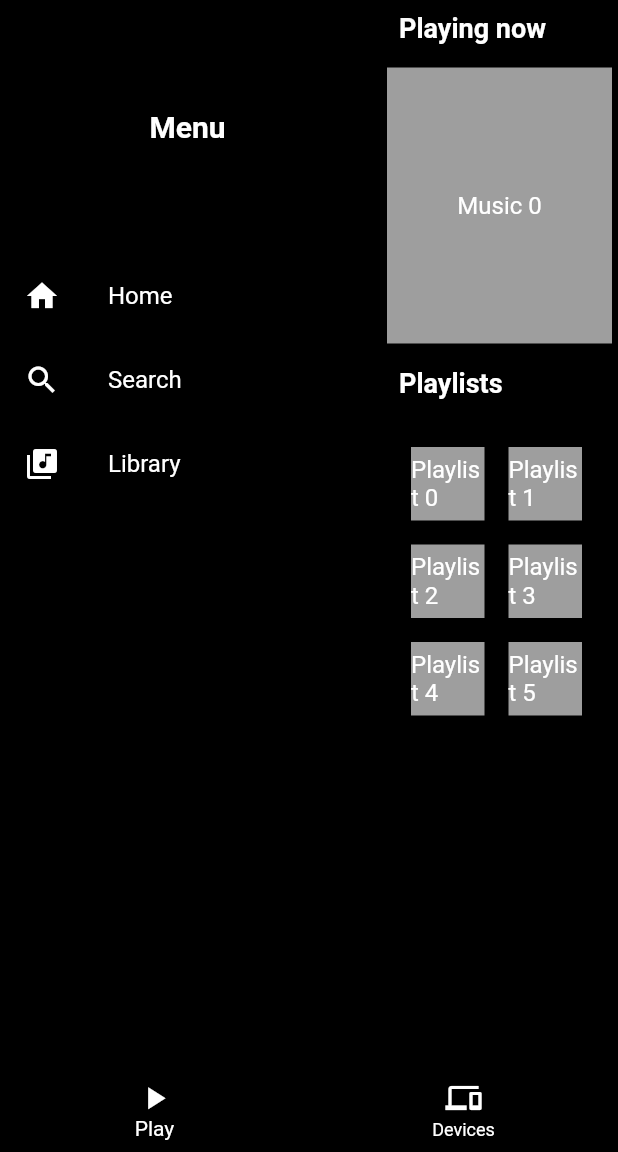
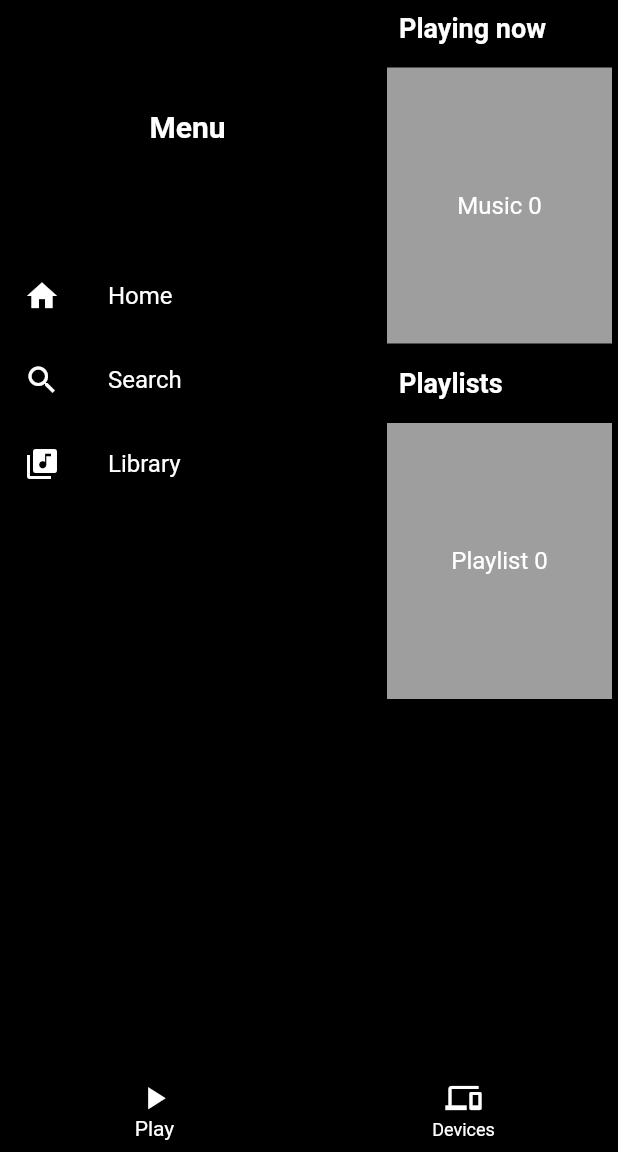
Before and after one commit to pedrovinis/speezer_app, a Flutter app: the screen it shows after launch, on a phone screen of 412 x 824 dp, the part 84-1236 px from its top. Run offline on Flutter 3.47's test engine with Material 2 defaults, Android fonts, the phone set to English and light mode, and no system bars; Roboto replaces fonts that are missing (Arial).

Commit message:
chore: playlist-styles

```diff
--- a/lib/main.dart
+++ b/lib/main.dart
@@ -50,7 +50,8 @@ class SpeezerHome extends StatelessWidget {
                 crossAxisAlignment: CrossAxisAlignment.start,
                 children: [
                   const Padding(
-                  padding: EdgeInsets.symmetric(horizontal: 16.0, vertical: 8.0),
+                    padding:
+                        EdgeInsets.symmetric(horizontal: 16.0, vertical: 8.0),
                     child: Text(
                       'Playing now',
                       style: TextStyle(
@@ -84,7 +85,8 @@ class SpeezerHome extends StatelessWidget {
                     ),
                   ),
                   const Padding(
-                  padding: EdgeInsets.symmetric(horizontal: 16.0, vertical: 8.0),
+                    padding:
+                        EdgeInsets.symmetric(horizontal: 16.0, vertical: 8.0),
                     child: Text(
                       'Playlists',
                       style: TextStyle(
@@ -94,12 +96,14 @@ class SpeezerHome extends StatelessWidget {
                       ),
                     ),
                   ),
-                Expanded(
-                  child: GridView.count(
-                    crossAxisCount: 2,
-                    padding: const EdgeInsets.all(16.0),
-                    children: List.generate(6, (index) {
+                  SizedBox(
+                    height: 200.0,
+                    child: ListView.builder(
+                      scrollDirection: Axis.horizontal,
+                      itemCount: 10,
+                      itemBuilder: (BuildContext context, int index) {
                         return Container(
+                          width: 150.0,
                           margin: const EdgeInsets.all(8.0),
                           color: Colors.grey,
                           child: Center(
@@ -112,7 +116,7 @@ class SpeezerHome extends StatelessWidget {
                             ),
                           ),
                         );
-                    }),
+                      },
                     ),
                   ),
                 ],
@@ -120,7 +124,6 @@ class SpeezerHome extends StatelessWidget {
             ),
           ],
         ),
-      bottomNavigationBar: const BottomNavBar()
-    );
+        bottomNavigationBar: const BottomNavBar());
   }
 }
```
Lines whose indentation alone changed are shown as unchanged.
